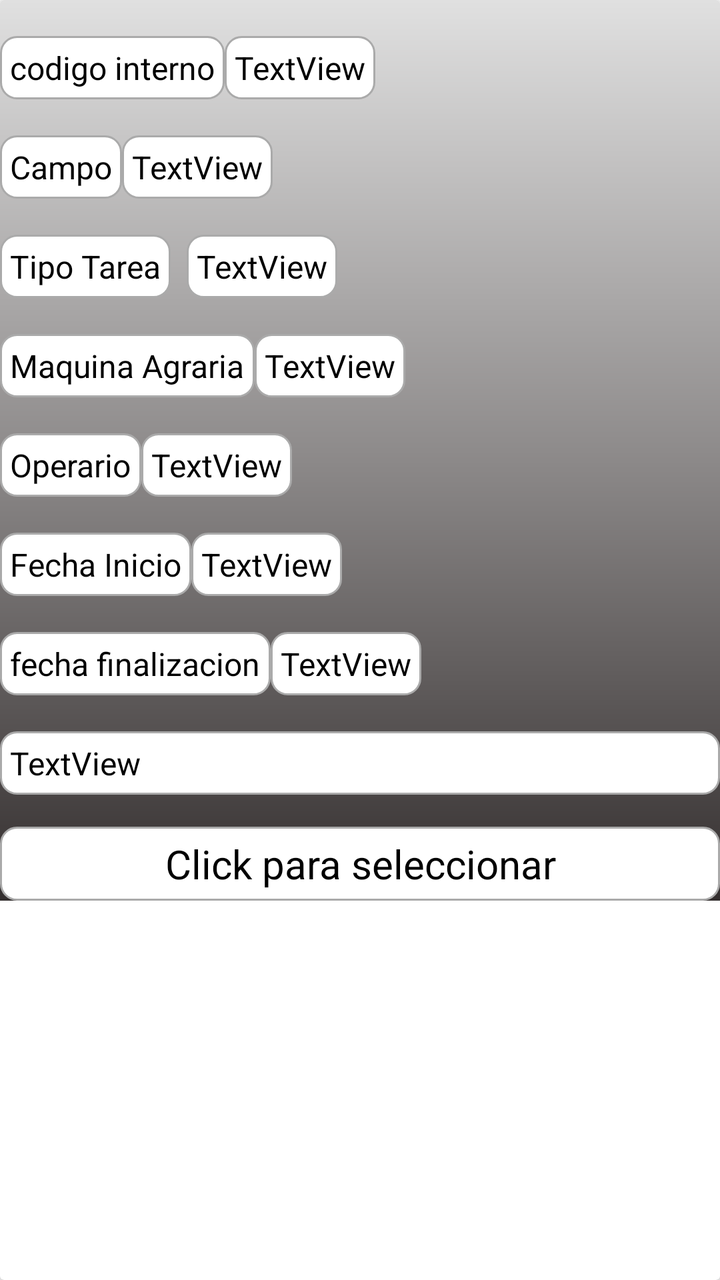
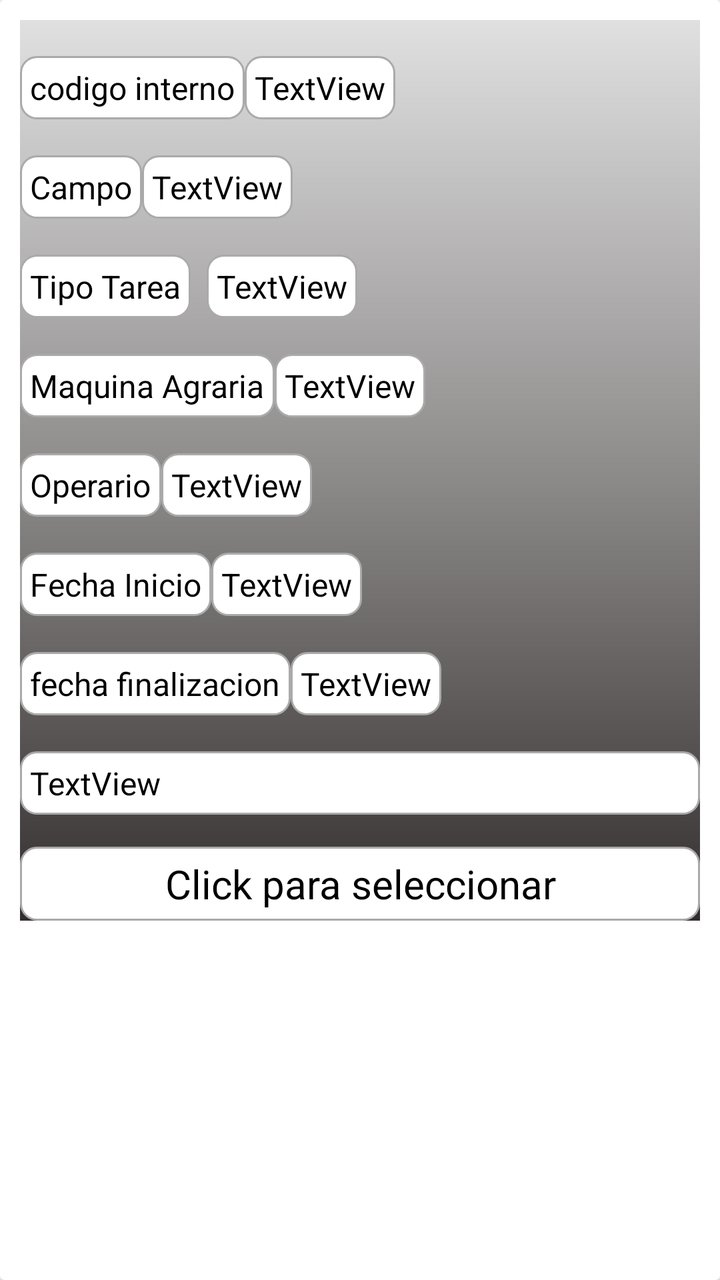

Before-and-after screenshots of an Android layout around one commit, followed by the original layout XML and the change that was made.
<!-- AndroidManifest.xml: application theme Theme.AgroTiliApp -->
<!-- res/layout/item_tarea.xml -->
<?xml version="1.0" encoding="utf-8"?>
<androidx.cardview.widget.CardView xmlns:android="http://schemas.android.com/apk/res/android"
    xmlns:app="http://schemas.android.com/apk/res-auto"
    xmlns:tools="http://schemas.android.com/tools"
    android:id="@+id/cardTarea"
    android:layout_width="match_parent"
    android:layout_height="wrap_content">

    <androidx.constraintlayout.widget.ConstraintLayout
        android:layout_width="match_parent"
        android:layout_height="wrap_content"
        android:background="@drawable/fondo"
        app:cardBackgroundColor="#88121449 "
        app:cardCornerRadius="15dp"
        app:cardElevation="10dp"
        app:contentPadding="10dp">

        <TextView
            android:id="@+id/textView11"
            android:layout_width="wrap_content"
            android:layout_height="wrap_content"
            android:layout_marginTop="18dp"
            android:background="@drawable/editext_borde"
            android:padding="5dp"
            android:text="@string/codigo_interno"
            android:textColor="@color/black"
            android:textSize="16sp"
            app:layout_constraintStart_toStartOf="parent"
            app:layout_constraintTop_toTopOf="parent" />

        <TextView
            android:id="@+id/tvIdTareaItemTarea"
            android:layout_width="wrap_content"
            android:layout_height="wrap_content"
            android:layout_marginTop="18dp"
            android:background="@drawable/editext_borde"
            android:padding="5dp"
            android:text="TextView"
            android:textColor="@color/black"
            android:textSize="16sp"
            app:layout_constraintStart_toEndOf="@+id/textView11"
            app:layout_constraintTop_toTopOf="parent" />

        <TextView
            android:id="@+id/textView15"
            android:layout_width="wrap_content"
            android:layout_height="wrap_content"
            android:text="Campo"
            android:textColor="@color/black"
            android:layout_marginTop="18dp"
            android:textSize="16sp"
            android:background="@drawable/editext_borde"
            android:padding="5dp"
            app:layout_constraintStart_toStartOf="parent"
            app:layout_constraintTop_toBottomOf="@+id/textView11" />

        <TextView
            android:id="@+id/tvNombreCampoItemTarea"
            android:layout_width="wrap_content"
            android:layout_height="wrap_content"
            android:layout_marginTop="18dp"
            android:background="@drawable/editext_borde"
            android:padding="5dp"
            android:text="TextView"
            android:textColor="@color/black"
            android:textSize="16sp"
            app:layout_constraintStart_toEndOf="@+id/textView15"
            app:layout_constraintTop_toBottomOf="@+id/tvIdTareaItemTarea" />

        <TextView
            android:id="@+id/textView19"
            android:layout_width="wrap_content"
            android:layout_height="wrap_content"
            android:text="Tipo Tarea"
            android:layout_marginTop="18dp"
            android:textSize="16sp"
            android:textColor="@color/black"
            android:background="@drawable/editext_borde"
            android:padding="5dp"
            app:layout_constraintStart_toStartOf="parent"
            app:layout_constraintTop_toBottomOf="@+id/textView15" />

        <TextView
            android:id="@+id/tvTipoTareaItemTarea"
            android:layout_width="wrap_content"
            android:layout_height="wrap_content"
            android:layout_marginStart="8dp"
            android:layout_marginTop="18dp"
            android:background="@drawable/editext_borde"
            android:padding="5dp"
            android:text="TextView"
            android:textColor="@color/black"
            android:textSize="16sp"
            app:layout_constraintStart_toEndOf="@+id/textView19"
            app:layout_constraintTop_toBottomOf="@+id/tvNombreCampoItemTarea" />

        <TextView
            android:id="@+id/textView21"
            android:layout_width="wrap_content"
            android:layout_height="wrap_content"
            android:text="Maquina Agraria"
            android:textColor="@color/black"
            android:layout_marginTop="18dp"
            android:textSize="16sp"
            android:background="@drawable/editext_borde"
            android:padding="5dp"
            app:layout_constraintStart_toStartOf="parent"
            app:layout_constraintTop_toBottomOf="@+id/textView19" />

        <TextView
            android:id="@+id/tvMaquinaAgrariaItemTarea"
            android:layout_width="wrap_content"
            android:layout_height="wrap_content"
            android:layout_marginTop="18dp"
            android:background="@drawable/editext_borde"
            android:padding="5dp"
            android:text="TextView"
            android:textColor="@color/black"
            android:textSize="16sp"
            app:layout_constraintStart_toEndOf="@+id/textView21"
            app:layout_constraintTop_toBottomOf="@+id/tvTipoTareaItemTarea" />

        <TextView
            android:id="@+id/textView23"
            android:layout_width="wrap_content"
            android:layout_height="wrap_content"
            android:text="Operario"
            android:textColor="@color/black"
            android:layout_marginTop="18dp"
            android:textSize="16sp"
            android:background="@drawable/editext_borde"
            android:padding="5dp"
            app:layout_constraintStart_toStartOf="parent"
            app:layout_constraintTop_toBottomOf="@+id/textView21" />

        <TextView
            android:id="@+id/tvOperarioItemTarea"
            android:layout_width="wrap_content"
            android:layout_height="wrap_content"
            android:layout_marginTop="18dp"
            android:background="@drawable/editext_borde"
            android:padding="5dp"
            android:text="TextView"
            android:textColor="@color/black"
            android:textSize="16sp"
            app:layout_constraintStart_toEndOf="@+id/textView23"
            app:layout_constraintTop_toBottomOf="@+id/tvMaquinaAgrariaItemTarea" />

        <TextView
            android:id="@+id/textView25"
            android:layout_width="wrap_content"
            android:layout_height="wrap_content"
            android:text="Fecha Inicio"
            android:textColor="@color/black"
            android:layout_marginTop="18dp"
            android:textSize="16sp"
            android:background="@drawable/editext_borde"
            android:padding="5dp"
            app:layout_constraintStart_toStartOf="parent"
            app:layout_constraintTop_toBottomOf="@+id/textView23" />

        <TextView
            android:id="@+id/tvFechaInicioItemTarea"
            android:layout_width="wrap_content"
            android:layout_height="wrap_content"
            android:layout_marginTop="18dp"
            android:background="@drawable/editext_borde"
            android:padding="5dp"
            android:text="TextView"
            android:textColor="@color/black"
            android:textSize="16sp"
            app:layout_constraintStart_toEndOf="@+id/textView25"
            app:layout_constraintTop_toBottomOf="@+id/tvOperarioItemTarea" />

        <TextView
            android:id="@+id/textView27"
            android:layout_width="wrap_content"
            android:layout_height="wrap_content"
            android:text="fecha finalizacion"
            android:textColor="@color/black"
            android:layout_marginTop="18dp"
            android:textSize="16sp"
            android:background="@drawable/editext_borde"
            android:padding="5dp"
            app:layout_constraintStart_toStartOf="parent"
            app:layout_constraintTop_toBottomOf="@+id/textView25" />

        <TextView
            android:id="@+id/tvFechaFinItemTarea"
            android:layout_width="wrap_content"
            android:layout_height="wrap_content"
            android:layout_marginTop="18dp"
            android:background="@drawable/editext_borde"
            android:padding="5dp"
            android:text="TextView"
            android:textColor="@color/black"
            android:textSize="16sp"
            app:layout_constraintStart_toEndOf="@+id/textView27"
            app:layout_constraintTop_toBottomOf="@+id/tvFechaInicioItemTarea" />

        <TextView
            android:id="@+id/tvObservacionItemTarea"
            android:layout_width="match_parent"
            android:layout_height="wrap_content"
            android:text="TextView"
            android:textColor="@color/black"
            android:layout_marginTop="18dp"
            android:textSize="16sp"
            android:background="@drawable/editext_borde"
            android:padding="5dp"
            app:layout_constraintEnd_toEndOf="parent"
            app:layout_constraintStart_toStartOf="parent"
            app:layout_constraintTop_toBottomOf="@+id/textView27" />
        <TextView
            android:id="@+id/textView18"
            android:layout_width="match_parent"
            android:layout_height="wrap_content"
            android:layout_marginTop="16dp"
            android:text="Click para seleccionar"
            android:textColor="@color/black"
            android:textAlignment="center"
            android:textSize="20sp"
            android:background="@drawable/editext_borde"
            android:padding="5dp"
            app:layout_constraintEnd_toEndOf="parent"
            app:layout_constraintStart_toStartOf="parent"
            app:layout_constraintTop_toBottomOf="@+id/tvObservacionItemTarea" />
    </androidx.constraintlayout.widget.ConstraintLayout>
</androidx.cardview.widget.CardView>
<!-- resources referenced by this layout -->
<resources>
  <color name="black">#FF000000</color>
  <!-- drawable editext_borde (drawable) -->
  <?xml version="1.0" encoding="utf-8"?>
  <shape xmlns:android="http://schemas.android.com/apk/res/android"
      android:shape="rectangle">
  
      <solid android:color="@android:color/white" />
      <stroke
          android:width="1dp"
          android:color="@android:color/darker_gray" />
      <corners android:radius="8dp" />
  
  </shape>
  <!-- drawable fondo (drawable) -->
  <?xml version="1.0" encoding="utf-8"?>
  <shape xmlns:android="http://schemas.android.com/apk/res/android"
      android:shape="rectangle">
  
      <gradient
          android:type="linear"
          android:angle="270"
          android:startColor="#E0E0E0"
          android:centerColor="#8E8B8B"
          android:endColor="#332E2E"
          android:dither="true" />
  </shape>
  <string name="codigo_interno">codigo interno</string>
  <style name="Theme.AgroTiliApp" parent="Theme.MaterialComponents.DayNight.DarkActionBar">
          
          <item name="colorPrimary">@color/purple_500</item>
          <item name="colorPrimaryVariant">@color/purple_700</item>
          <item name="colorOnPrimary">@color/white</item>
          
          <item name="colorSecondary">@color/teal_200</item>
          <item name="colorSecondaryVariant">@color/teal_700</item>
          <item name="colorOnSecondary">@color/black</item>
          
          <item name="android:statusBarColor">?attr/colorPrimaryVariant</item>
          
      </style>
  <color name="purple_500">#FF6200EE</color>
  <color name="purple_700">#FF3700B3</color>
  <color name="white">#FFFFFFFF</color>
  <color name="teal_200">#FF03DAC5</color>
  <color name="teal_700">#FF018786</color>
</resources>

<!-- the commit's change to res/layout/item_tarea.xml (unified diff, before → after) -->
@@ -10,6 +10,7 @@
         android:layout_width="match_parent"
         android:layout_height="wrap_content"
         android:background="@drawable/fondo"
+        android:layout_margin="10dp"
         app:cardBackgroundColor="#88121449 "
         app:cardCornerRadius="15dp"
         app:cardElevation="10dp"
